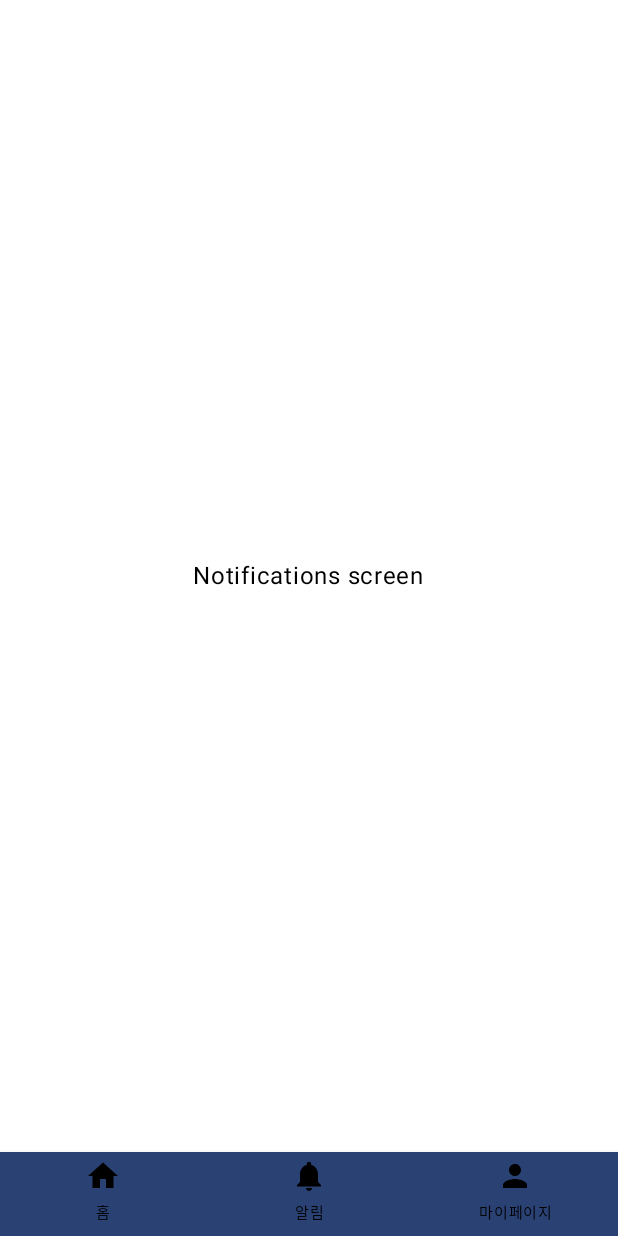
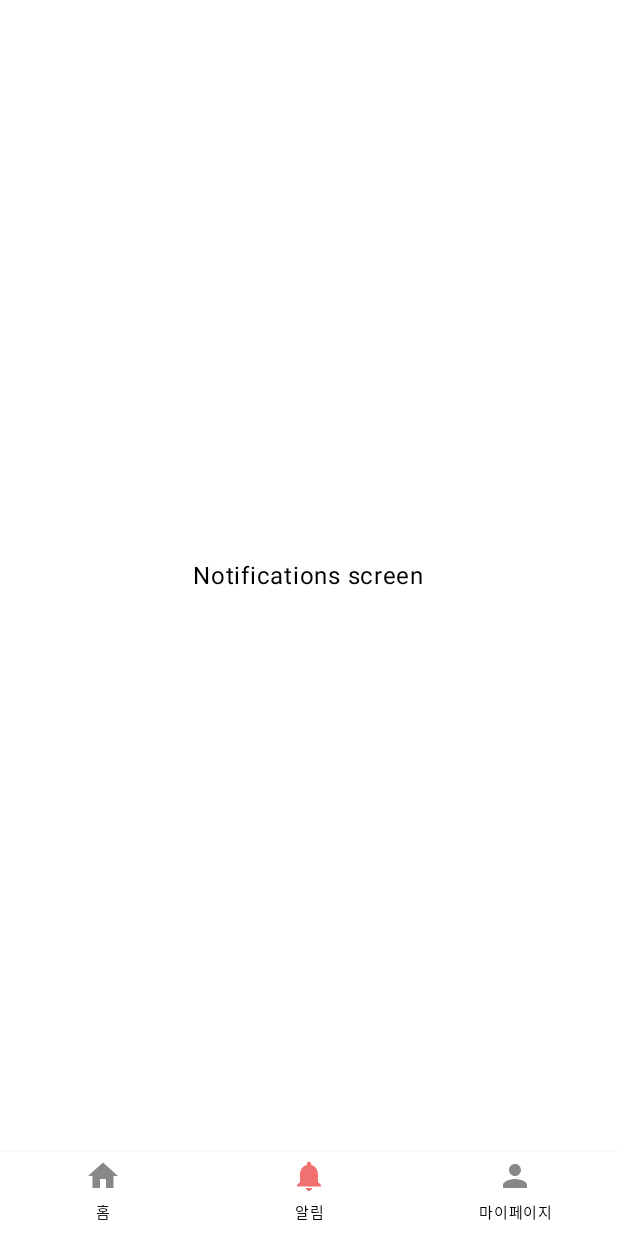
Before and after one commit to 23Capstone1-Team-AlbaEZ/AlbaEZ-Android-Client, an Android app built with Jetpack Compose: the @Preview function NavigationPreview, item 2 of the bottom bar chosen, on a phone screen of 412 x 824 dp. Run offline under Robolectric (Android 15) with nearby library versions, the phone set to English and light mode, and no system bars.

Commit message:
내비 버튼 누를 시 색깔 변경되는 것까지 적용

```diff
--- a/app/src/main/java/com/example/albaez/MainActivity.kt
+++ b/app/src/main/java/com/example/albaez/MainActivity.kt
@@ -30,7 +30,6 @@ import androidx.compose.ui.unit.*
 import androidx.compose.material.BottomNavigation
 import androidx.compose.material.BottomNavigationItem
 import androidx.compose.material.Scaffold
-import androidx.compose.material3.MaterialTheme
 
 
 class MainActivity : ComponentActivity() {
@@ -131,7 +130,7 @@ fun BottomNavigationBar(
     AlbaEzTheme {
         BottomNavigation (
             modifier = modifier,
-            backgroundColor = MaterialTheme.colorScheme.primary,
+            backgroundColor = Color.White,
             elevation = 5.dp
         ) {
             // items 배열에 담긴 모든 항목을 추가합니다.
@@ -152,19 +151,24 @@ fun BottomNavigationBar(
                             launchSingleTop = true
                         }
                     },
-                    selectedContentColor = MaterialTheme.colorScheme.primary,
-                    unselectedContentColor = Color.Gray,
+//                    selectedContentColor = MaterialTheme.colorScheme.primary,
+//                    unselectedContentColor = Color.Gray,
                     icon = {
+                        val iconColor = if (selected) {
+                            Color(0xFFF17070)
+                        } else {
+                            Color.Gray
+                        }
                         Column(horizontalAlignment = CenterHorizontally) {
-                            // 뱃지카운트가 1이상이면, 아이콘에 뱃지카운트가 표시됩니다.
                             Icon(
                                 imageVector = item.icon,
-                                contentDescription = item.name
+                                contentDescription = item.name,
+                                tint = iconColor // 아이콘 색상 설정
                             )
                             Text(
                                 text = item.name,
                                 textAlign = TextAlign.Center,
-                                fontSize = 10.sp
+                                fontSize = 10.sp,
                             )
                         }
                     }
--- a/app/src/main/java/com/example/albaez/ui/theme/Theme.kt
+++ b/app/src/main/java/com/example/albaez/ui/theme/Theme.kt
@@ -10,6 +10,7 @@ import androidx.compose.material3.dynamicLightColorScheme
 import androidx.compose.material3.lightColorScheme
 import androidx.compose.runtime.Composable
 import androidx.compose.runtime.SideEffect
+import androidx.compose.ui.graphics.Color
 import androidx.compose.ui.graphics.toArgb
 import androidx.compose.ui.platform.LocalContext
 import androidx.compose.ui.platform.LocalView
@@ -24,7 +25,9 @@ private val DarkColorScheme = darkColorScheme(
 private val LightColorScheme = lightColorScheme(
     primary = Purple40,
     secondary = PurpleGrey40,
-    tertiary = Pink40
+    tertiary = Pink40,
+    background = Color(0xFFFFFBFE)
+
 
     /* Other default colors to override
     background = Color(0xFFFFFBFE),
```
